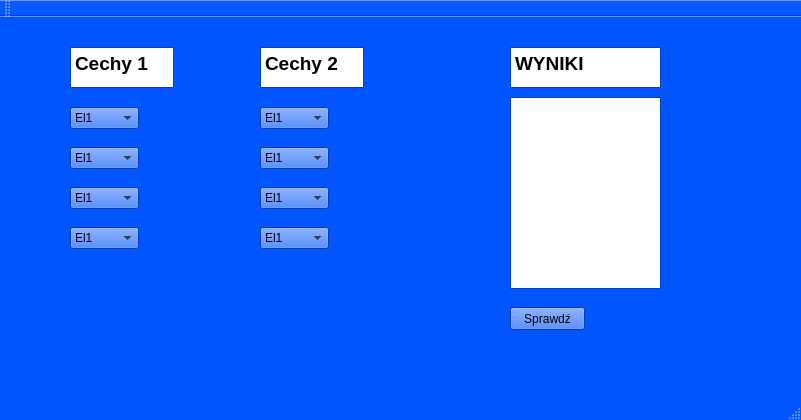
This is mainwindow.ui in NowackaAnna/Projekt-C- as Qt 5 draws it before an edit. The edited form follows.
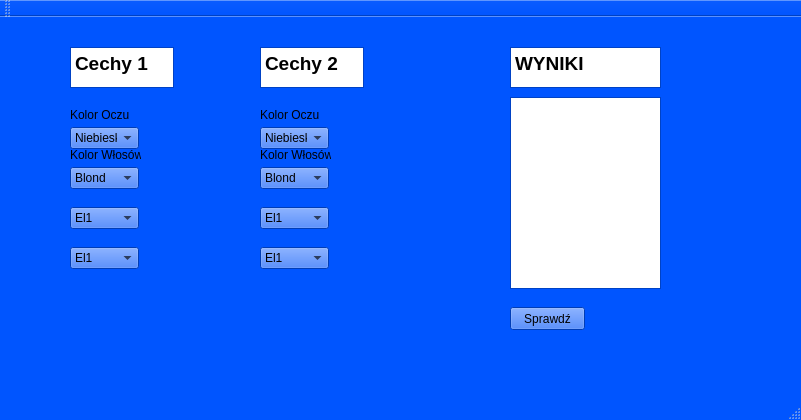
This is the edited form.

Patch:
```diff
--- a/mainwindow.ui
+++ b/mainwindow.ui
@@ -433,14 +433,14 @@
     <property name="geometry">
      <rect>
       <x>70</x>
-      <y>90</y>
+      <y>110</y>
       <width>69</width>
       <height>22</height>
      </rect>
     </property>
     <item>
      <property name="text">
-      <string>El1</string>
+      <string>Niebieski</string>
      </property>
     </item>
     <item>
@@ -509,14 +509,14 @@
     <property name="geometry">
      <rect>
       <x>70</x>
-      <y>130</y>
+      <y>150</y>
       <width>69</width>
       <height>22</height>
      </rect>
     </property>
     <item>
      <property name="text">
-      <string>El1</string>
+      <string>Blond</string>
      </property>
     </item>
     <item>
@@ -534,7 +534,7 @@
     <property name="geometry">
      <rect>
       <x>70</x>
-      <y>170</y>
+      <y>190</y>
       <width>69</width>
       <height>22</height>
      </rect>
@@ -559,7 +559,7 @@
     <property name="geometry">
      <rect>
       <x>70</x>
-      <y>210</y>
+      <y>230</y>
       <width>69</width>
       <height>22</height>
      </rect>
@@ -584,14 +584,14 @@
     <property name="geometry">
      <rect>
       <x>260</x>
-      <y>90</y>
+      <y>110</y>
       <width>69</width>
       <height>22</height>
      </rect>
     </property>
     <item>
      <property name="text">
-      <string>El1</string>
+      <string>Niebieski</string>
      </property>
     </item>
     <item>
@@ -609,14 +609,14 @@
     <property name="geometry">
      <rect>
       <x>260</x>
-      <y>130</y>
+      <y>150</y>
       <width>69</width>
       <height>22</height>
      </rect>
     </property>
     <item>
      <property name="text">
-      <string>El1</string>
+      <string>Blond</string>
      </property>
     </item>
     <item>
@@ -634,7 +634,7 @@
     <property name="geometry">
      <rect>
       <x>260</x>
-      <y>170</y>
+      <y>190</y>
       <width>69</width>
       <height>22</height>
      </rect>
@@ -659,7 +659,7 @@
     <property name="geometry">
      <rect>
       <x>260</x>
-      <y>210</y>
+      <y>230</y>
       <width>69</width>
       <height>22</height>
      </rect>
@@ -703,6 +703,71 @@
      <string>Sprawdź</string>
     </property>
    </widget>
+   <widget class="QLabel" name="Jeszcze_nie_wiem_co">
+    <property name="geometry">
+     <rect>
+      <x>516</x>
+      <y>90</y>
+      <width>141</width>
+      <height>171</height>
+     </rect>
+    </property>
+    <property name="text">
+     <string/>
+    </property>
+   </widget>
+   <widget class="QLabel" name="kolor_wlosow1">
+    <property name="geometry">
+     <rect>
+      <x>70</x>
+      <y>130</y>
+      <width>71</width>
+      <height>16</height>
+     </rect>
+    </property>
+    <property name="text">
+     <string>Kolor Włosów</string>
+    </property>
+   </widget>
+   <widget class="QLabel" name="kolor_oczu1">
+    <property name="geometry">
+     <rect>
+      <x>70</x>
+      <y>90</y>
+      <width>71</width>
+      <height>16</height>
+     </rect>
+    </property>
+    <property name="text">
+     <string>Kolor Oczu</string>
+    </property>
+   </widget>
+   <widget class="QLabel" name="kolor_oczu2">
+    <property name="geometry">
+     <rect>
+      <x>260</x>
+      <y>90</y>
+      <width>71</width>
+      <height>16</height>
+     </rect>
+    </property>
+    <property name="text">
+     <string>Kolor Oczu</string>
+    </property>
+   </widget>
+   <widget class="QLabel" name="kolor_wlosow2">
+    <property name="geometry">
+     <rect>
+      <x>260</x>
+      <y>130</y>
+      <width>71</width>
+      <height>16</height>
+     </rect>
+    </property>
+    <property name="text">
+     <string>Kolor Włosów</string>
+    </property>
+   </widget>
   </widget>
   <widget class="QMenuBar" name="menuBar">
    <property name="geometry">
```
Left out of the diff: 26 changed lines with no effect on the pictures.
